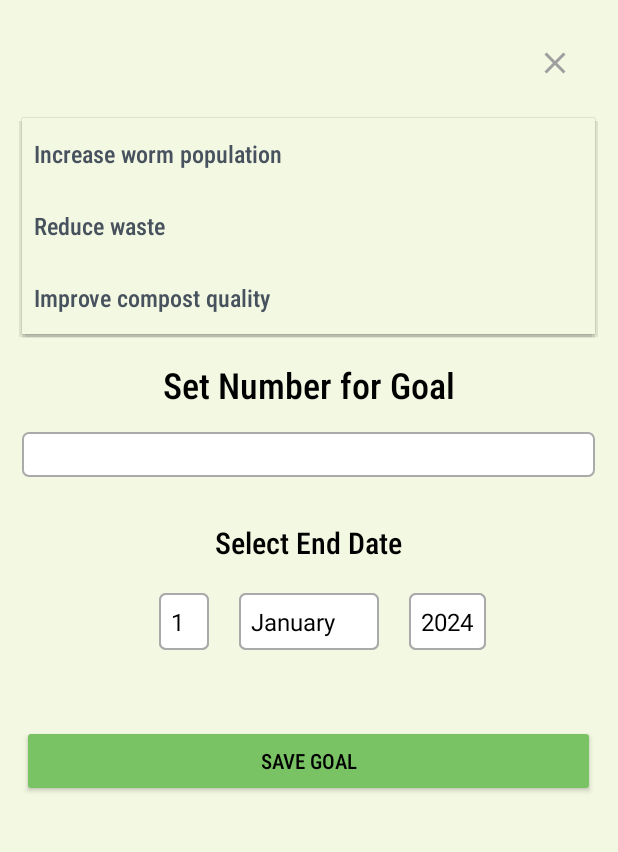
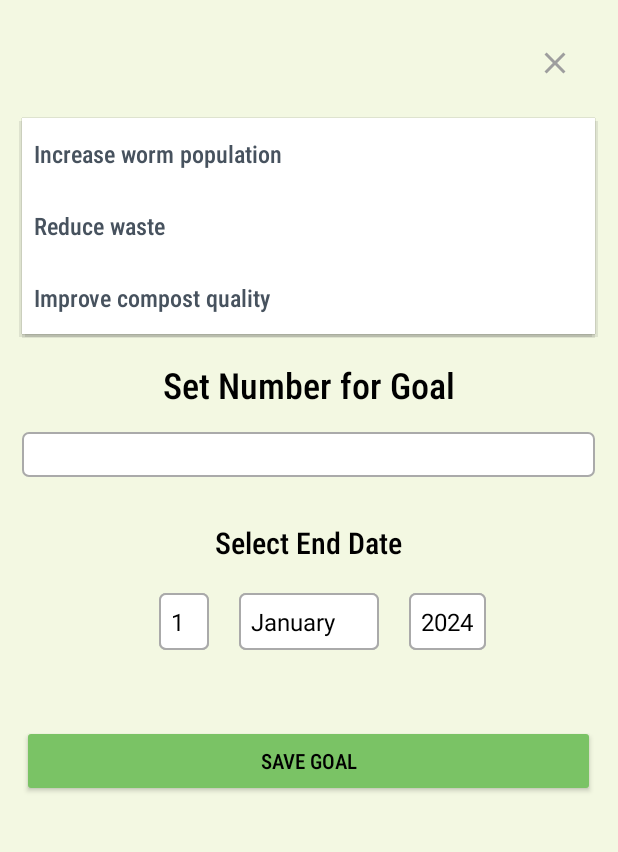
Before and after one commit to cheecheongfun/DSCP_grpA, an Android app: the CreateGoals screen opened directly, with no data from a screen before it, after a tap on "Increase worm population", on a phone screen of 412 x 824 dp, the part 196-1048 px from its top. Run offline under Robolectric (Android 15) with nearby library versions, the phone set to English and light mode, and no system bars; our stand-ins replace Firebase (no records; nobody signed in at launch, a user with empty details on screens opened directly).

Commit message:
Fixed Merging Errors

```diff
--- a/App/GreenCycle/app/src/main/res/values/themes.xml
+++ b/App/GreenCycle/app/src/main/res/values/themes.xml
@@ -133,6 +133,12 @@
 
     </style>
 
+    <style name="AppBackgroundColour2">
+        <item name="android:background">@color/white</item>
+        <item name="android:textColor">@color/textColour</item>
+        <item name="fontFamily">sans-serif-condensed-medium</item>
+    </style>
+
 
 
 
```
